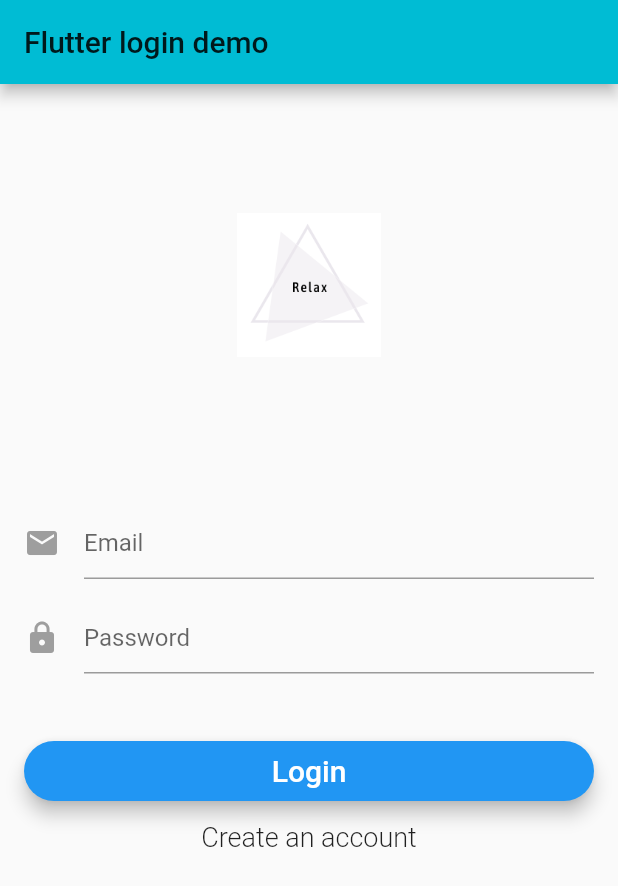
After one commit to themaripool/INF1300-Trabalho, a Flutter app: the screen it shows after launch, on a phone screen of 412 x 824 dp. The commit adds this screen. Shown: the top 886 px of the screen. Run offline on Flutter 3.47's test engine with Material 2 defaults, Android fonts, the phone set to English and light mode, and no system bars; our stand-ins replace auto_size_text, firebase_auth, splashscreen; missing offline and left inert: fcharts; accounts and stored records are empty.

Commit message:
[ADD] Autenticação e login

```diff
--- /dev/null
+++ b/inf1300_relax/lib/login_page.dart
@@ -0,0 +1,250 @@
+
+import 'package:flutter/material.dart';
+import 'services/authentication.dart';
+
+class LoginSignupPage extends StatefulWidget {
+  LoginSignupPage({this.auth, this.loginCallback});
+
+  final BaseAuth auth;
+  final VoidCallback loginCallback;
+
+  @override
+  State<StatefulWidget> createState() => new _LoginSignupPageState();
+}
+
+class _LoginSignupPageState extends State<LoginSignupPage> {
+  final _formKey = new GlobalKey<FormState>();
+
+  String _email;
+  String _password;
+  String _errorMessage;
+
+    bool _isLoginForm;
+  bool _isLoading;
+
+  // Check if form is valid before perform login or signup
+  bool validateAndSave() {
+    final form = _formKey.currentState;
+    if (form.validate()) {
+      form.save();
+      return true;
+    }
+    return false;
+  }
+
+  // Perform login or signup
+  void validateAndSubmit() async {
+    setState(() {
+      _errorMessage = "";
+      _isLoading = true;
+    });
+    if (validateAndSave()) {
+      String userId = "";
+      try {
+        if (_isLoginForm) {
+          userId = await widget.auth.signIn(_email, _password);
+          print('Signed in: $userId');
+        } else {
+          userId = await widget.auth.signUp(_email, _password);
+          //widget.auth.sendEmailVerification();
+          //_showVerifyEmailSentDialog();
+          print('Signed up user: $userId');
+        }
+        setState(() {
+          _isLoading = false;
+        });
+
+        if (userId.length > 0 && userId != null && _isLoginForm) {
+          widget.loginCallback();
+        }
+      } catch (e) {
+        print('Error: $e');
+        setState(() {
+          _isLoading = false;
+          _errorMessage = e.message;
+          _formKey.currentState.reset();
+        });
+      }
+    }
+  }
+
+  @override
+  void initState() {
+    _errorMessage = "";
+    _isLoading = false;
+    _isLoginForm = true;
+    super.initState();
+  }
+
+  void resetForm() {
+    _formKey.currentState.reset();
+    _errorMessage = "";
+  }
+
+  void toggleFormMode() {
+    resetForm();
+    setState(() {
+      _isLoginForm = !_isLoginForm;
+    });
+  }
+
+  @override
+  Widget build(BuildContext context) {
+    return new Scaffold(
+        appBar: new AppBar(
+          title: new Text('Flutter login demo'),
+        ),
+        body: Stack(
+          children: <Widget>[
+            _showForm(),
+            _showCircularProgress(),
+          ],
+        ));
+  }
+
+  Widget _showCircularProgress() {
+    if (_isLoading) {
+      return Center(child: CircularProgressIndicator());
+    }
+    return Container(
+      height: 0.0,
+      width: 0.0,
+    );
+  }
+
+//  void _showVerifyEmailSentDialog() {
+//    showDialog(
+//      context: context,
+//      builder: (BuildContext context) {
+//        // return object of type Dialog
+//        return AlertDialog(
+//          title: new Text("Verify your account"),
+//          content:
+//              new Text("Link to verify account has been sent to your email"),
+//          actions: <Widget>[
+//            new FlatButton(
+//              child: new Text("Dismiss"),
+//              onPressed: () {
+//                toggleFormMode();
+//                Navigator.of(context).pop();
+//              },
+//            ),
+//          ],
+//        );
+//      },
+//    );
+//  }
+
+  Widget _showForm() {
+    return new Container(
+        padding: EdgeInsets.all(16.0),
+        child: new Form(
+          key: _formKey,
+          child: new ListView(
+            shrinkWrap: true,
+            children: <Widget>[
+              showLogo(),
+              showEmailInput(),
+              showPasswordInput(),
+              showPrimaryButton(),
+              showSecondaryButton(),
+              showErrorMessage(),
+            ],
+          ),
+        ));
+  }
+
+  Widget showErrorMessage() {
+    if (_errorMessage.length > 0 && _errorMessage != null) {
+      return new Text(
+        _errorMessage,
+        style: TextStyle(
+            fontSize: 13.0,
+            color: Colors.red,
+            height: 1.0,
+            fontWeight: FontWeight.w300),
+      );
+    } else {
+      return new Container(
+        height: 0.0,
+      );
+    }
+  }
+
+  Widget showLogo() {
+    return new Hero(
+      tag: 'hero',
+      child: Padding(
+        padding: EdgeInsets.fromLTRB(0.0, 70.0, 0.0, 0.0),
+        child: CircleAvatar(
+          backgroundColor: Colors.transparent,
+          radius: 48.0,
+          child: Image.asset('assets/logo2.png'),
+        ),
+      ),
+    );
+  }
+
+  Widget showEmailInput() {
+    return Padding(
+      padding: const EdgeInsets.fromLTRB(0.0, 100.0, 0.0, 0.0),
+      child: new TextFormField(
+        maxLines: 1,
+        keyboardType: TextInputType.emailAddress,
+        autofocus: false,
+        decoration: new InputDecoration(
+            hintText: 'Email',
+            icon: new Icon(
+              Icons.mail,
+              color: Colors.grey,
+            )),
+        validator: (value) => value.isEmpty ? 'Email can\'t be empty' : null,
+        onSaved: (value) => _email = value.trim(),
+      ),
+    );
+  }
+
+  Widget showPasswordInput() {
+    return Padding(
+      padding: const EdgeInsets.fromLTRB(0.0, 15.0, 0.0, 0.0),
+      child: new TextFormField(
+        maxLines: 1,
+        obscureText: true,
+        autofocus: false,
+        decoration: new InputDecoration(
+            hintText: 'Password',
+            icon: new Icon(
+              Icons.lock,
+              color: Colors.grey,
+            )),
+        validator: (value) => value.isEmpty ? 'Password can\'t be empty' : null,
+        onSaved: (value) => _password = value.trim(),
+      ),
+    );
+  }
+
+  Widget showSecondaryButton() {
+    return new FlatButton(
+        child: new Text(
+            _isLoginForm ? 'Create an account' : 'Have an account? Sign in',
+            style: new TextStyle(fontSize: 18.0, fontWeight: FontWeight.w300)),
+        onPressed: toggleFormMode);
+  }
+
+  Widget showPrimaryButton() {
+    return new Padding(
+        padding: EdgeInsets.fromLTRB(0.0, 45.0, 0.0, 0.0),
+        child: SizedBox(
+          height: 40.0,
+          child: new RaisedButton(
+            elevation: 5.0,
+            shape: new RoundedRectangleBorder(
+                borderRadius: new BorderRadius.circular(30.0)),
+            color: Colors.blue,
+            child: new Text(_isLoginForm ? 'Login' : 'Create account',
+                style: new TextStyle(fontSize: 20.0, color: Colors.white)),
+            onPressed: validateAndSubmit,
+          ),
+        ));
+  }
+}
--- a/inf1300_relax/lib/main.dart
+++ b/inf1300_relax/lib/main.dart
@@ -1,10 +1,19 @@
-
 import 'package:flutter/cupertino.dart';
 import 'package:flutter/material.dart';
 import 'package:splashscreen/splashscreen.dart';
 import 'initial_view.dart';
+import 'login_page.dart';
+import 'services/authentication.dart';
+
+
 
 void main() => runApp(MyApp());
+
+enum AuthStatus {
+  NOT_DETERMINED,
+  NOT_LOGGED_IN,
+  LOGGED_IN,
+}
 
 class MyApp extends StatelessWidget {
   @override
@@ -14,25 +23,91 @@
       theme: ThemeData(
         primarySwatch: Colors.cyan,
       ),
-      home: MyHomePage(title: 'Splash Screen Flutter'),
+      home: MyHomePage(title: 'Splash Screen Flutter', auth: new Auth()),
     );
   }
 }
 
 class MyHomePage extends StatefulWidget {
-  MyHomePage({Key key, this.title}) : super(key: key);
+  MyHomePage({Key key, this.title, this.auth}) : super(key: key);
   final String title;
+  final BaseAuth auth;
 
   @override
-  _MyHomePageState createState() => _MyHomePageState();
+  _MyHomePageState createState() => new _MyHomePageState();
 }
 
 class _MyHomePageState extends State<MyHomePage> {
+  AuthStatus authStatus = AuthStatus.NOT_DETERMINED;
+  String _userId = "";
+
+  @override
+  void initState() {
+    super.initState();
+    widget.auth.getCurrentUser().then((user) {
+      setState(() {
+        if (user != null) {
+          _userId = user?.uid;
+        }
+        authStatus =
+            user?.uid == null ? AuthStatus.NOT_LOGGED_IN : AuthStatus.LOGGED_IN;
+      });
+    });
+  }
+  void loginCallback() {
+    widget.auth.getCurrentUser().then((user) {
+      setState(() {
+        _userId = user.uid.toString();
+      });
+    });
+    setState(() {
+      authStatus = AuthStatus.LOGGED_IN;
+    });
+  }
+
+  void logoutCallback() {
+    setState(() {
+      authStatus = AuthStatus.NOT_LOGGED_IN;
+      _userId = "";
+    });
+  }
+
+  Widget buildWaitingScreen() {
+    return Scaffold(
+      body: Container(
+        alignment: Alignment.center,
+        child: CircularProgressIndicator(),
+      ),
+    );
+  }
+
   @override
   Widget build(BuildContext context) {
-    return _introScreen();
+    switch (authStatus) {
+      case AuthStatus.NOT_DETERMINED:
+        return buildWaitingScreen();
+        break;
+      case AuthStatus.NOT_LOGGED_IN:
+        return new LoginSignupPage(
+          auth: widget.auth,
+          loginCallback: loginCallback,
+        );
+        break;
+      case AuthStatus.LOGGED_IN:
+        if (_userId.length > 0 && _userId != null) {
+          return new MainPage(
+            userId: _userId,
+            auth: widget.auth,
+            logoutCallback: logoutCallback,
+          );
+        } else
+          return buildWaitingScreen();
+        break;
+      default:
+        return buildWaitingScreen();
     }
   }
+
 
   Widget _introScreen() {
     return Stack(
@@ -61,3 +136,4 @@
       ],
     );
   }
+}
--- /dev/null
+++ b/inf1300_relax/lib/services/authentication.dart
@@ -0,0 +1,53 @@
+import 'dart:async';
+import 'package:firebase_auth/firebase_auth.dart';
+
+abstract class BaseAuth {
+  Future<String> signIn(String email, String password);
+
+  Future<String> signUp(String email, String password);
+
+  Future<FirebaseUser> getCurrentUser();
+
+  Future<void> sendEmailVerification();
+
+  Future<void> signOut();
+
+  Future<bool> isEmailVerified();
+}
+
+class Auth implements BaseAuth {
+  final FirebaseAuth _firebaseAuth = FirebaseAuth.instance;
+
+  Future<String> signIn(String email, String password) async {
+    AuthResult result = await _firebaseAuth.signInWithEmailAndPassword(
+        email: email, password: password);
+    FirebaseUser user = result.user;
+    return user.uid;
+  }
+
+  Future<String> signUp(String email, String password) async {
+    AuthResult result = await _firebaseAuth.createUserWithEmailAndPassword(
+        email: email, password: password);
+    FirebaseUser user = result.user;
+    return user.uid;
+  }
+
+  Future<FirebaseUser> getCurrentUser() async {
+    FirebaseUser user = await _firebaseAuth.currentUser();
+    return user;
+  }
+
+  Future<void> signOut() async {
+    return _firebaseAuth.signOut();
+  }
+
+  Future<void> sendEmailVerification() async {
+    FirebaseUser user = await _firebaseAuth.currentUser();
+    user.sendEmailVerification();
+  }
+
+  Future<bool> isEmailVerified() async {
+    FirebaseUser user = await _firebaseAuth.currentUser();
+    return user.isEmailVerified;
+  }
+}
--- a/inf1300_relax/pubspec.yaml
+++ b/inf1300_relax/pubspec.yaml
@@ -24,6 +24,8 @@
   fcharts: ^0.0.11
   auto_size_text: ^2.1.0
   cloud_firestore: ^0.13.6
+  google_sign_in: ^4.5.1
+  firebase_auth: ^0.16.1
 
 
 
```
Also changed, not shown: inf1300_relax/lib/initial_view.dart (+19 -1 lines), inf1300_relax/pubspec.lock. Lines whose indentation alone changed are shown as unchanged.
